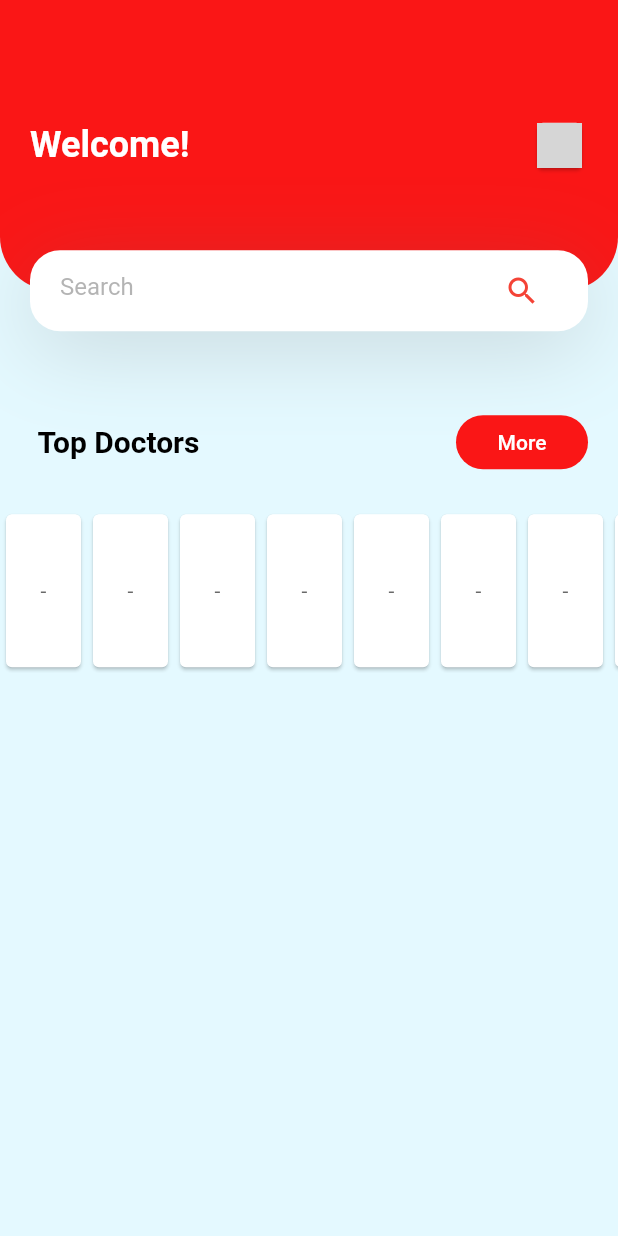
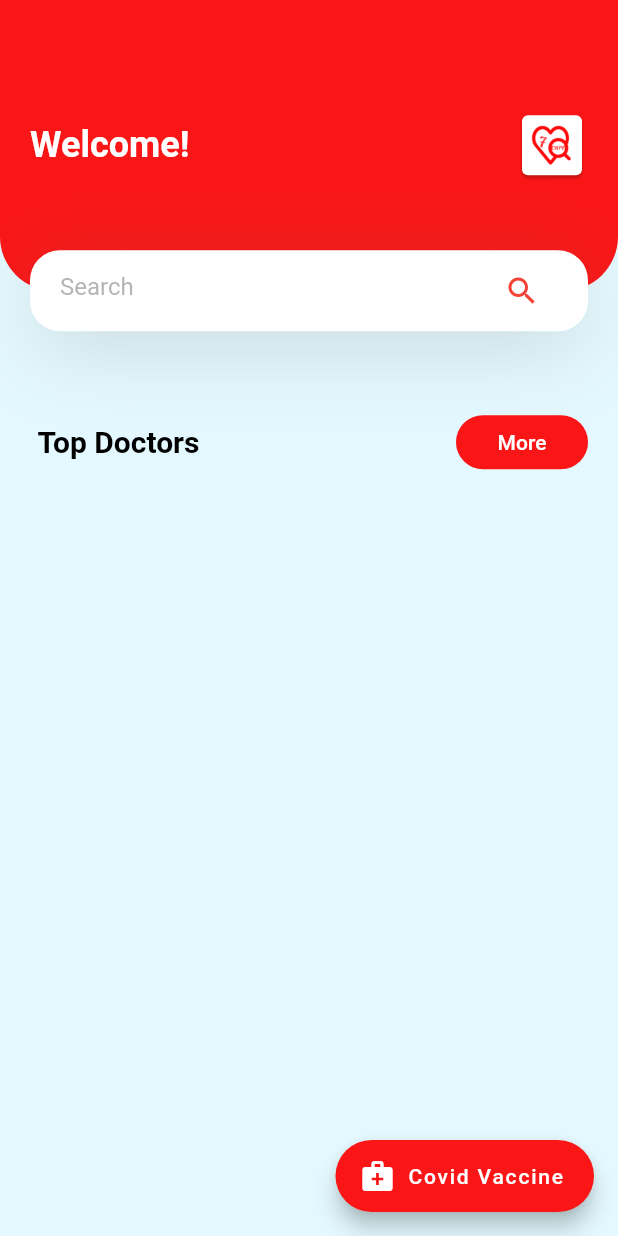
Before and after one commit to Abdalrahman-Bebars/7-care, a Flutter app: the screen it shows after launch, on a phone screen of 412 x 824 dp. Run offline on Flutter 3.47's test engine with Material 2 defaults, Android fonts, the phone set to English and light mode, and no system bars; our stand-ins replace cloud_firestore, firebase_core, hexcolor; accounts and stored records are empty; grey boxes are pictures that could not be loaded.

Commit message:
finishing basic home screen

```diff
--- a/seven_care/lib/Screens/home_screen.dart
+++ b/seven_care/lib/Screens/home_screen.dart
@@ -1,6 +1,8 @@
 import 'package:flutter/cupertino.dart';
 import 'package:flutter/material.dart';
 import 'package:seven_care/components/body.dart';
+
+import '../constants.dart';
 
 class HomeScreen extends StatelessWidget {
   @override
@@ -10,6 +12,15 @@ class HomeScreen extends StatelessWidget {
         elevation: 0,
       ),
       body: Body(),
+      floatingActionButton:FloatingActionButton.extended(
+        onPressed: (){},
+        label: Text("Covid Vaccine"),
+        icon: Icon(Icons.medical_services),
+        backgroundColor: kPrimaryColor,
+
+
+      ),
+
     );
   }
 }
--- a/seven_care/lib/components/MyCard.dart
+++ b/seven_care/lib/components/MyCard.dart
@@ -14,7 +14,7 @@ class _MyCardState extends State<MyCard> {
     return Card(
       child: Container(
         height: 100,
-        width: 50,
+        width: 100,
         child: Padding(
           padding: EdgeInsets.all(8.0),
           child: Center(child: Text(widget.content),),
--- /dev/null
+++ b/seven_care/lib/components/TestDataWidget.dart
@@ -0,0 +1,33 @@
+//import 'dart:html';
+
+import 'package:cloud_firestore/cloud_firestore.dart';
+import 'package:flutter/cupertino.dart';
+import 'package:flutter/material.dart';
+import 'package:seven_care/components/MyCard.dart';
+
+class TestData extends StatelessWidget {
+  @override
+  Widget build(BuildContext context) {
+    return Container(
+      child: StreamBuilder(
+        stream: FirebaseFirestore.instance.collection("Doctors").snapshots(),
+        builder: (BuildContext context,AsyncSnapshot<QuerySnapshot> snapshot){
+          if (!snapshot.hasData){
+            return Center(
+              child: CircularProgressIndicator(),
+            );
+          }
+
+          return ListView(
+            scrollDirection: Axis.horizontal,
+            children: snapshot.data!.docs.map((document){
+              return MyCard(
+                  content: (document["name"]) ,
+                );
+            }).toList(),
+          );
+        },
+      ),
+    );
+  }
+}
--- a/seven_care/lib/components/body.dart
+++ b/seven_care/lib/components/body.dart
@@ -3,6 +3,7 @@ import 'package:flutter/material.dart';
 import 'package:seven_care/constants.dart';
 
 import 'MyCard.dart';
+import 'TestDataWidget.dart';
 import 'TitleWithMoreButton.dart';
 import 'header_with_search_screen.dart';
 
@@ -19,26 +20,10 @@ class Body extends StatelessWidget {
             padding: const EdgeInsets.only(top: 20),
             child: SizedBox(
               height: 110,
-                child:ListView(
-                  scrollDirection: Axis.horizontal,
-                  children: [
-                    MyCard(),
-                    MyCard(),
-                    MyCard(),
-                    MyCard(),
-                    MyCard(),
-                    MyCard(),
-                    MyCard(),
-                    MyCard(),
-                    MyCard(),
-                    MyCard(),
-                    MyCard(),
+              child: TestData(),
+            ),
+          ),
 
-                  ],
-                )
-
-            ),
-          )
 
         ],
       ),
--- a/seven_care/lib/components/header_with_search_screen.dart
+++ b/seven_care/lib/components/header_with_search_screen.dart
@@ -44,10 +44,12 @@ class HeaderWithSearchBox extends StatelessWidget {
                 Spacer(),
                 Card(
 
-                    child:SizedBox(
-                      height: 30,
-                      width: 30,
+                    child:Container(
+                      decoration:BoxDecoration(shape: BoxShape.circle),
+                      height: 40,
+                      width: 40,
                       child: Image.asset("assets/care.jpg"),
+
                     )
 
                 ),
```
Also changed, not shown: seven_care/pubspec.yaml (+2 -5 lines), seven_care/assets/7care_icon.png (added), seven_care/assets/icons/search.png (deleted).
